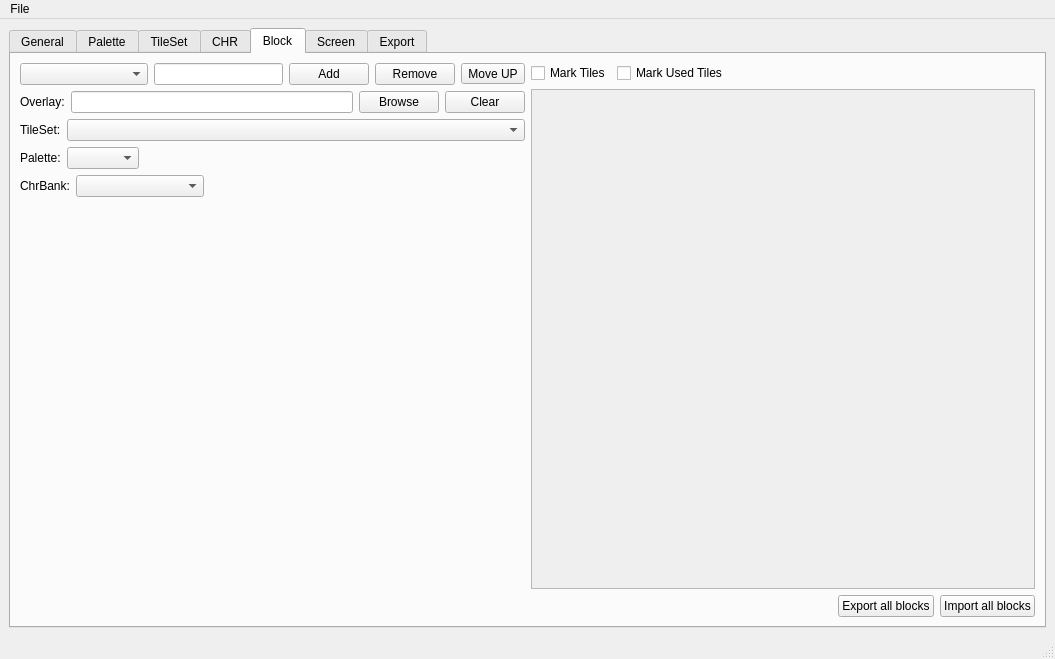
The window that YuureikunLevelEditor/mainwindow.ui (evgenykzz2/FamiTool) describes before a commit, drawn with Qt 5.
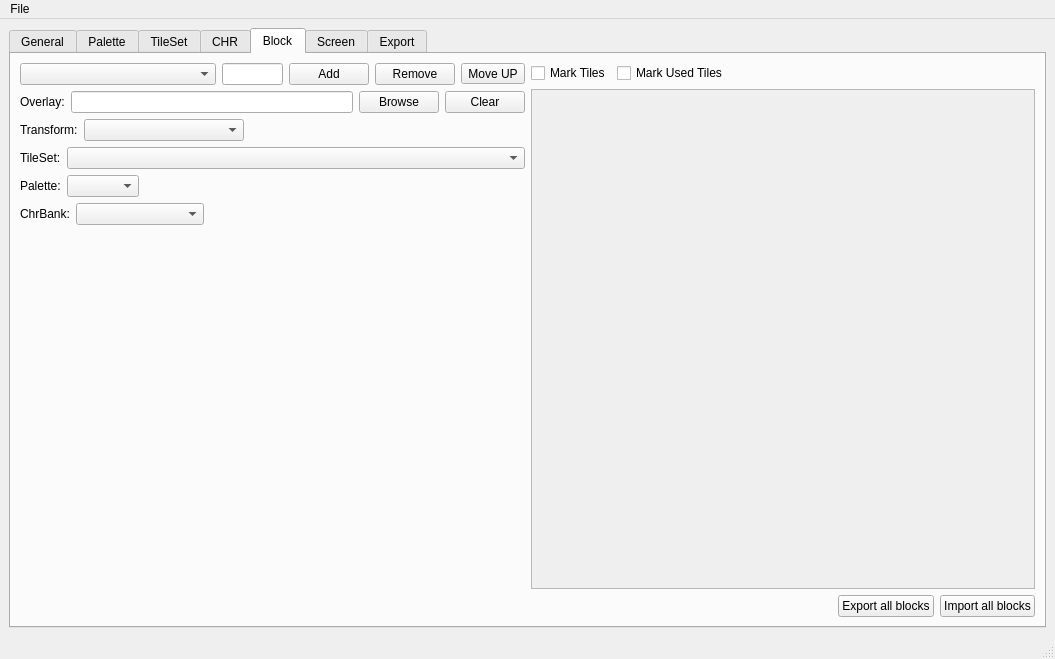
The same window after the commit. The open tabs and pages were chosen to show the change.

Commit message: Added Block Transformation

Patch:
```diff
--- a/YuureikunLevelEditor/mainwindow.ui
+++ b/YuureikunLevelEditor/mainwindow.ui
@@ -546,7 +546,7 @@
              <widget class="QComboBox" name="comboBox_block_set">
               <property name="minimumSize">
                <size>
-                <width>128</width>
+                <width>196</width>
                 <height>0</height>
                </size>
               </property>
@@ -613,6 +613,43 @@
             </item>
            </layout>
           </item>
+          <item>
+           <layout class="QHBoxLayout" name="horizontalLayout_23">
+            <property name="topMargin">
+             <number>0</number>
+            </property>
+            <item>
+             <widget class="QLabel" name="label_4">
+              <property name="text">
+               <string>Transform:</string>
+              </property>
+             </widget>
+            </item>
+            <item>
+             <widget class="QComboBox" name="comboBox_transform_block">
+              <property name="minimumSize">
+               <size>
+                <width>160</width>
+                <height>0</height>
+               </size>
+              </property>
+             </widget>
+            </item>
+            <item>
+             <spacer name="horizontalSpacer_20">
+              <property name="orientation">
+               <enum>Qt::Horizontal</enum>
+              </property>
+              <property name="sizeHint" stdset="0">
+               <size>
+                <width>40</width>
+                <height>20</height>
+               </size>
+              </property>
+             </spacer>
+            </item>
+           </layout>
+          </item>
           <item>
            <layout class="QHBoxLayout" name="horizontalLayout_20">
             <property name="topMargin">
```
Left out of the diff: 32 changed lines with no effect on the pictures. The commit also changes 7 other files.
